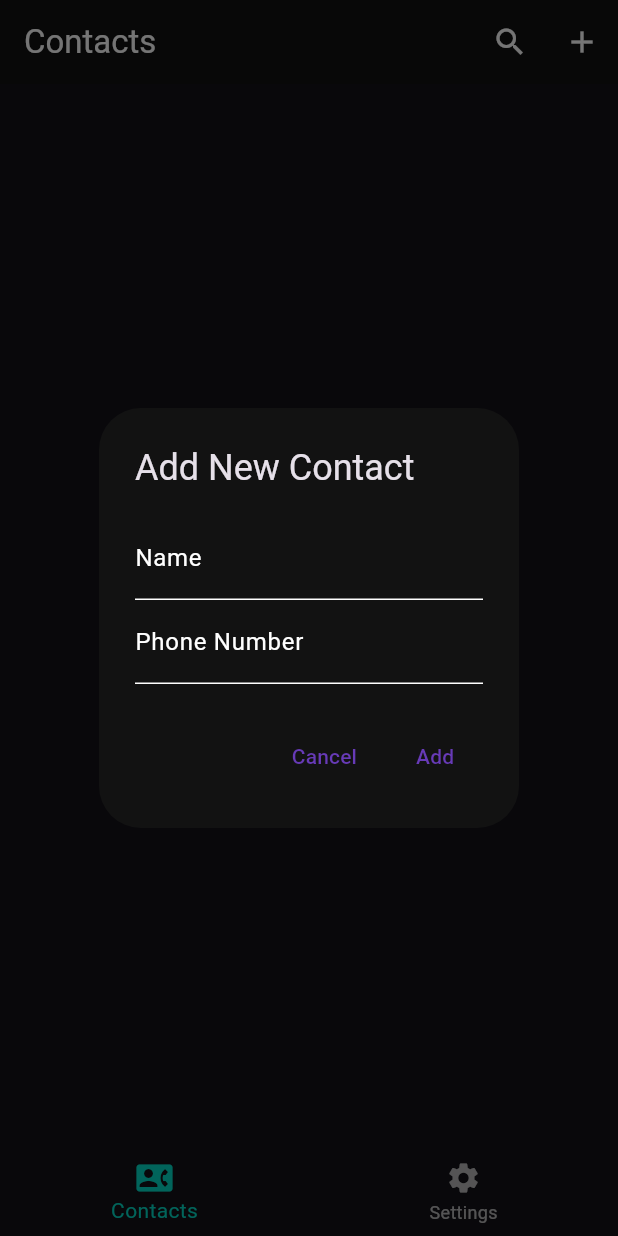
After one commit to SabarishCodeWizard/Contact_App_Using_Flutter, a Flutter app: the screen it shows after launch, after a tap on the "add" icon, on a phone screen of 412 x 824 dp. The commit adds this screen. Run offline on Flutter 3.47's test engine with Material 3 defaults, Android fonts, the phone set to English and light mode, and no system bars.

Commit message:
contactList,AddContactDialog and EditContact

```diff
--- a/lib/main.dart
+++ b/lib/main.dart
@@ -1,4 +1,9 @@
 import 'package:flutter/material.dart';
+import 'package:url_launcher/url_launcher.dart'; // Import the url_launcher package
+import 'widgets/ContactList.dart';
+import 'widgets/ContactSearchDelegate.dart';
+import 'widgets/AddContactDialog.dart';
+import 'widgets/EditContactDialog.dart';
 
 void main() {
   runApp(const MyApp());
@@ -10,22 +15,15 @@ class MyApp extends StatelessWidget {
   @override
   Widget build(BuildContext context) {
     return MaterialApp(
-      title: 'Contact App',
-      theme: ThemeData(
-        colorScheme: ColorScheme.fromSeed(seedColor: Colors.deepPurple),
-        useMaterial3: true,
+      title: 'Phone App',
+      theme: ThemeData.dark().copyWith(
+        colorScheme: const ColorScheme.dark(
+          primary: Colors.deepPurple,
+        ),
       ),
       home: const MyHomePage(),
     );
   }
-}
-
-// Contact Model
-class Contact {
-  final String name;
-  final String phone;
-
-  Contact(this.name, this.phone);
 }
 
 class MyHomePage extends StatefulWidget {
@@ -36,75 +34,133 @@ class MyHomePage extends StatefulWidget {
 }
 
 class _MyHomePageState extends State<MyHomePage> {
-  final List<Contact> _contacts = [];
-  final _nameController = TextEditingController();
-  final _phoneController = TextEditingController();
+  final List<Map<String, dynamic>> contacts = [];
+  final TextEditingController nameController = TextEditingController();
+  final TextEditingController phoneController = TextEditingController();
+  int _selectedIndex = 1;
 
-  // Method to add a contact
-  void _addContact(String name, String phone) {
+  void _addContact() {
     setState(() {
-      _contacts.add(Contact(name, phone));
+      contacts.add({
+        'name': nameController.text,
+        'phone': phoneController.text,
+        'time': TimeOfDay.now().format(context),
+        'isFavorite': false,
+      });
+      nameController.clear();
+      phoneController.clear();
     });
-    _nameController.clear();
-    _phoneController.clear();
+    Navigator.of(context).pop();
   }
 
-  // Method to delete a contact
+  void _editContact(int index) {
+    setState(() {
+      contacts[index]['name'] = nameController.text;
+      contacts[index]['phone'] = phoneController.text;
+      nameController.clear();
+      phoneController.clear();
+    });
+    Navigator.of(context).pop();
+  }
+
   void _deleteContact(int index) {
     setState(() {
-      _contacts.removeAt(index);
+      contacts.removeAt(index);
     });
+  }
+
+  void _toggleFavorite(int index) {
+    setState(() {
+      contacts[index]['isFavorite'] = !contacts[index]['isFavorite'];
+    });
+  }
+
+Future<void> _makePhoneCall(String phoneNumber) async {
+  final Uri phoneUri = Uri(scheme: 'tel', path: phoneNumber);
+  print('Trying to launch: $phoneUri'); // Debug log
+
+  try {
+    if (await canLaunchUrl(phoneUri)) {
+      await launchUrl(phoneUri);
+    } else {
+      print('Cannot launch $phoneUri'); // Debug log
+      throw 'Could not launch $phoneNumber';
+    }
+  } catch (e) {
+    print('Error: $e'); // Catch and log any errors
+  }
+}
+
+
+  Widget _getPageContent() {
+    if (_selectedIndex == 0) {
+      return ContactList(
+        contacts: contacts,
+        onLongPress: (index) {
+          showDialog(
+            context: context,
+            builder: (context) {
+              return EditContactDialog(
+                nameController: nameController..text = contacts[index]['name'],
+                phoneController: phoneController..text = contacts[index]['phone'],
+                onSave: () => _editContact(index),
+              );
+            },
+          );
+        },
+        onCall: _makePhoneCall,
+      );
+    }
+    return Center(child: Text('Other page content'));
   }
 
   @override
   Widget build(BuildContext context) {
     return Scaffold(
       appBar: AppBar(
-        title: const Text('Contact App'),
-      ),
-      body: Column(
-        children: [
-          Padding(
-            padding: const EdgeInsets.all(8.0),
-            child: Column(
-              children: [
-                TextField(
-                  controller: _nameController,
-                  decoration: const InputDecoration(labelText: 'Name'),
+        title: const Text('Contacts'),
+        actions: [
+          IconButton(
+            icon: const Icon(Icons.search),
+            onPressed: () {
+              showSearch(
+                context: context,
+                delegate: ContactSearchDelegate(
+                  contacts: contacts,
+                  onContactTap: _makePhoneCall,
                 ),
-                TextField(
-                  controller: _phoneController,
-                  decoration: const InputDecoration(labelText: 'Phone'),
-                  keyboardType: TextInputType.phone,
-                ),
-                ElevatedButton(
-                  onPressed: () {
-                    if (_nameController.text.isNotEmpty &&
-                        _phoneController.text.isNotEmpty) {
-                      _addContact(_nameController.text, _phoneController.text);
-                    }
-                  },
-                  child: const Text('Add Contact'),
-                ),
-              ],
-            ),
+              );
+            },
           ),
-          Expanded(
-            child: ListView.builder(
-              itemCount: _contacts.length,
-              itemBuilder: (context, index) {
-                return ListTile(
-                  title: Text(_contacts[index].name),
-                  subtitle: Text(_contacts[index].phone),
-                  trailing: IconButton(
-                    icon: const Icon(Icons.delete),
-                    onPressed: () => _deleteContact(index),
-                  ),
-                );
-              },
-            ),
+          IconButton(
+            icon: const Icon(Icons.add),
+            onPressed: () {
+              showDialog(
+                context: context,
+                builder: (context) {
+                  return AddContactDialog(
+                    nameController: nameController,
+                    phoneController: phoneController,
+                    onAdd: _addContact,
+                  );
+                },
+              );
+            },
           ),
         ],
+      ),
+      body: _getPageContent(),
+      bottomNavigationBar: BottomNavigationBar(
+        items: const [
+          BottomNavigationBarItem(icon: Icon(Icons.contact_phone), label: 'Contacts'),
+          BottomNavigationBarItem(icon: Icon(Icons.settings), label: 'Settings'),
+        ],
+        currentIndex: _selectedIndex,
+        onTap: (index) {
+          setState(() {
+            _selectedIndex = index;
+          });
+        },
       ),
     );
   }
--- /dev/null
+++ b/lib/widgets/AddContactDialog.dart
@@ -0,0 +1,47 @@
+import 'package:flutter/material.dart';
+
+class AddContactDialog extends StatelessWidget {
+  final TextEditingController nameController;
+  final TextEditingController phoneController;
+  final Function() onAdd;
+
+  const AddContactDialog({
+    Key? key,
+    required this.nameController,
+    required this.phoneController,
+    required this.onAdd,
+  }) : super(key: key);
+
+  @override
+  Widget build(BuildContext context) {
+    return AlertDialog(
+      title: const Text('Add New Contact'),
+      content: Column(
+        mainAxisSize: MainAxisSize.min,
+        children: [
+          TextField(
+            controller: nameController,
+            decoration: const InputDecoration(labelText: 'Name'),
+          ),
+          TextField(
+            controller: phoneController,
+            decoration: const InputDecoration(labelText: 'Phone Number'),
+            keyboardType: TextInputType.phone,
+          ),
+        ],
+      ),
+      actions: [
+        TextButton(
+          onPressed: () => Navigator.of(context).pop(),
+          child: const Text('Cancel'),
+        ),
+        TextButton(
+          onPressed: () {
+            onAdd(); // Call the add function
+          },
+          child: const Text('Add'),
+        ),
+      ],
+    );
+  }
+}
--- /dev/null
+++ b/lib/widgets/ContactList.dart
@@ -0,0 +1,62 @@
+import 'package:flutter/material.dart';
+
+class ContactList extends StatelessWidget {
+  final List<Map<String, dynamic>> contacts;
+  final Function(int) onLongPress;
+  final Function(String) onCall;
+
+  const ContactList({
+    Key? key,
+    required this.contacts,
+    required this.onLongPress,
+    required this.onCall,
+  }) : super(key: key);
+
+  @override
+  Widget build(BuildContext context) {
+    if (contacts.isEmpty) {
+      return const Center(
+        child: Text('No contacts found.'),
+      );
+    }
+
+    return ListView.builder(
+      itemCount: contacts.length,
+      itemBuilder: (context, index) {
+        final contact = contacts[index];
+        return Card(
+          child: ListTile(
+            leading: CircleAvatar(
+              backgroundColor: Colors.deepPurple,
+              child: Text(contact['name'][0]), // Display first letter
+            ),
+            title: Column(
+              crossAxisAlignment: CrossAxisAlignment.start,
+              children: [
+                Text(contact['name']),
+                Text('${contact['phone']} • ${contact['time']}'),
+              ],
+            ),
+            trailing: Row(
+              mainAxisSize: MainAxisSize.min,
+              children: [
+                IconButton(
+                  icon: Icon(
+                    contact['isFavorite'] ? Icons.star : Icons.star_border,
+                    color: contact['isFavorite'] ? Colors.yellow : Colors.white,
+                  ),
+                  onPressed: () => contact['toggleFavorite'](), // Toggle favorite
+                ),
+                IconButton(
+                  icon: const Icon(Icons.phone),
+                  onPressed: () => onCall(contact['phone']), // Make call
+                ),
+              ],
+            ),
+            onLongPress: () => onLongPress(index), // Long press to show options
+          ),
+        );
+      },
+    );
+  }
+}
--- /dev/null
+++ b/lib/widgets/ContactSearchDelegate.dart
@@ -0,0 +1,74 @@
+import 'package:flutter/material.dart';
+
+class ContactSearchDelegate extends SearchDelegate {
+  final List<Map<String, dynamic>> contacts;
+  final Function(String) onContactTap;
+
+  ContactSearchDelegate({required this.contacts, required this.onContactTap});
+
+  @override
+  List<Widget> buildActions(BuildContext context) {
+    return [
+      IconButton(
+        icon: const Icon(Icons.clear),
+        onPressed: () {
+          query = ''; // Clear the search query
+        },
+      ),
+    ];
+  }
+
+  @override
+  Widget buildLeading(BuildContext context) {
+    return IconButton(
+      icon: const Icon(Icons.arrow_back),
+      onPressed: () {
+        close(context, null); // Close the search delegate
+      },
+    );
+  }
+
+  @override
+  Widget buildResults(BuildContext context) {
+    final List<Map<String, dynamic>> results = contacts
+        .where((contact) => contact['name'].toLowerCase().contains(query.toLowerCase()) ||
+                             contact['phone'].contains(query))
+        .toList();
+
+    return _buildSuggestions(results, context);
+  }
+
+  @override
+  Widget buildSuggestions(BuildContext context) {
+    final List<Map<String, dynamic>> suggestions = contacts
+        .where((contact) => contact['name'].toLowerCase().contains(query.toLowerCase()) ||
+                             contact['phone'].contains(query))
+        .toList();
+
+    return _buildSuggestions(suggestions, context);
+  }
+
+  // Build the list of suggestions/results
+  Widget _buildSuggestions(List<Map<String, dynamic>> contactList, BuildContext context) {
+    if (contactList.isEmpty) {
+      return const Center(
+        child: Text('No contacts found.'),
+      );
+    }
+
+    return ListView.builder(
+      itemCount: contactList.length,
+      itemBuilder: (context, index) {
+        final contact = contactList[index];
+        return ListTile(
+          title: Text(contact['name']),
+          subtitle: Text(contact['phone']),
+          onTap: () {
+            onContactTap(contact['phone']); // Call the contact
+            close(context, null); // Close the search delegate
+          },
+        );
+      },
+    );
+  }
+}
--- a/pubspec.yaml
+++ b/pubspec.yaml
@@ -30,6 +30,8 @@ environment:
 dependencies:
   flutter:
     sdk: flutter
+  shared_preferences: ^2.0.6
+  url_launcher: ^6.0.20
 
 
   # The following adds the Cupertino Icons font to your application.
```
Also changed, not shown: lib/widgets/EditContactDialog.dart (added, +47 -0 lines), pubspec.lock, 6 other files.
